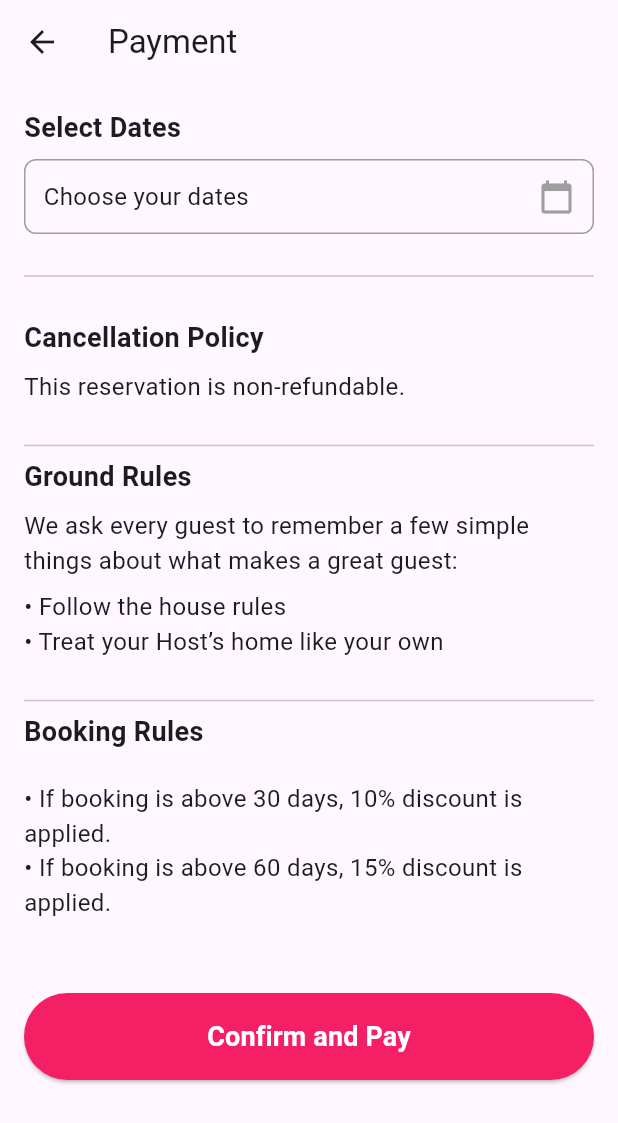
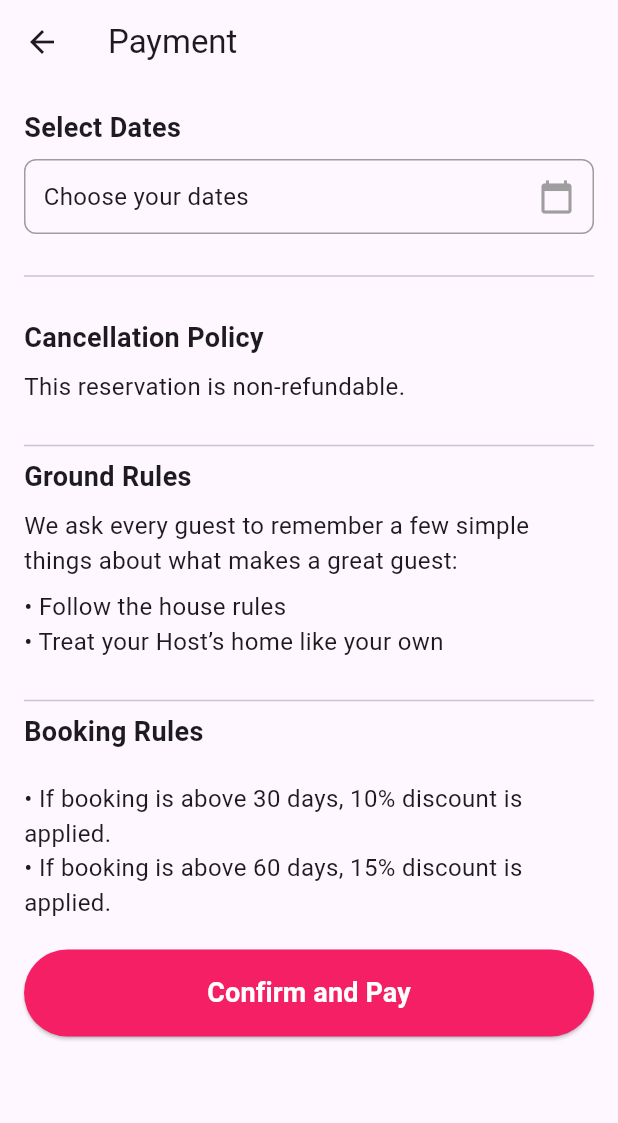
Before and after one commit to chinmaykatdare05/Real-Estate-Immersion, a Flutter app: the PaymentScreen screen opened directly with empty values, on a phone screen of 412 x 824 dp. Shown: the top 1123 px of the screen. Run offline on Flutter 3.47's test engine with Material 3 defaults, Android fonts, the phone set to English and light mode, and no system bars; our stand-ins replace cloud_firestore, dio, firebase_auth, firebase_core, fluttertoast, font_awesome_flutter and 3 more; missing offline and left inert: android_intent_plus, model_viewer_plus; accounts and stored records are empty.

Commit message:
app ready for colloquium

```diff
--- a/lib/buyer/explore.dart
+++ b/lib/buyer/explore.dart
@@ -439,9 +439,7 @@ class _ExplorePageState extends State<ExplorePage> {
                                             end: Alignment.bottomRight,
                                           )
                                         : null,
-                                    color: isSelected
-                                      ? null
-                                      : Colors.white,
+                                    color: isSelected ? null : Colors.white,
                                     borderRadius: BorderRadius.circular(30),
                                     boxShadow: isSelected
                                         ? [
--- a/lib/buyer/payment.dart
+++ b/lib/buyer/payment.dart
@@ -97,6 +97,31 @@ class _PaymentScreenState extends State<PaymentScreen> {
           child: Column(
             crossAxisAlignment: CrossAxisAlignment.start,
             children: [
+              _buildDateSelectionSection(context),
+              const SizedBox(height: 20),
+              if (selectedDates != null) _buildPriceDetailsSection(),
+              const Divider(),
+              const SizedBox(height: 20),
+              _buildCancellationPolicySection(),
+              const SizedBox(height: 20),
+              const Divider(),
+              _buildGroundRulesSection(),
+              const SizedBox(height: 20),
+              const Divider(),
+              _buildBookingRulesSection(),
+              const SizedBox(height: 20),
+              _buildConfirmButton(context),
+            ],
+          ),
+        ),
+      ),
+    );
+  }
+
+  Widget _buildDateSelectionSection(BuildContext context) {
+    return Column(
+      crossAxisAlignment: CrossAxisAlignment.start,
+      children: [
         const Text(
           'Select Dates',
           style: TextStyle(fontSize: 18, fontWeight: FontWeight.bold),
@@ -124,15 +149,17 @@ class _PaymentScreenState extends State<PaymentScreen> {
             ),
           ),
         ),
-              const SizedBox(height: 20),
-              if (selectedDates != null)
-                Column(
+      ],
+    );
+  }
+
+  Widget _buildPriceDetailsSection() {
+    return Column(
       crossAxisAlignment: CrossAxisAlignment.start,
       children: [
         const Text(
           'Price Details',
-                      style:
-                          TextStyle(fontSize: 18, fontWeight: FontWeight.bold),
+          style: TextStyle(fontSize: 18, fontWeight: FontWeight.bold),
         ),
         const SizedBox(height: 8),
         Row(
@@ -144,8 +171,7 @@ class _PaymentScreenState extends State<PaymentScreen> {
             ),
             Text(
               '₹${getSubtotal().toStringAsFixed(2)}',
-                          style: const TextStyle(
-                              fontSize: 16, fontWeight: FontWeight.bold),
+              style: const TextStyle(fontSize: 16, fontWeight: FontWeight.bold),
             ),
           ],
         ),
@@ -157,8 +183,7 @@ class _PaymentScreenState extends State<PaymentScreen> {
               const Text(
                 'Long Stay Discount (40%)',
                 style: TextStyle(
-                                fontSize: 16,
-                                color: Color.fromARGB(255, 14, 16, 14)),
+                    fontSize: 16, color: Color.fromARGB(255, 14, 16, 14)),
               ),
               Text(
                 '- ₹${getLongStayDiscount().toStringAsFixed(2)}',
@@ -178,8 +203,7 @@ class _PaymentScreenState extends State<PaymentScreen> {
               Text(
                 'Additional Discount (${(getDiscount() * 100).toInt()}%)',
                 style: const TextStyle(
-                                fontSize: 16,
-                                color: Color.fromARGB(255, 11, 14, 11)),
+                    fontSize: 16, color: Color.fromARGB(255, 11, 14, 11)),
               ),
               Text(
                 '- ₹${getDiscountAmount().toStringAsFixed(2)}',
@@ -197,12 +221,11 @@ class _PaymentScreenState extends State<PaymentScreen> {
           Row(
             mainAxisAlignment: MainAxisAlignment.spaceBetween,
             children: [
-                          const Text('Taxes (18%)',
-                              style: TextStyle(fontSize: 16)),
+              const Text('Taxes (18%)', style: TextStyle(fontSize: 16)),
               Text(
                 '₹${getTaxes().toStringAsFixed(2)}',
-                            style: const TextStyle(
-                                fontSize: 16, fontWeight: FontWeight.bold),
+                style:
+                    const TextStyle(fontSize: 16, fontWeight: FontWeight.bold),
               ),
             ],
           ),
@@ -212,10 +235,11 @@ class _PaymentScreenState extends State<PaymentScreen> {
           Row(
             mainAxisAlignment: MainAxisAlignment.spaceBetween,
             children: [
-                          const Text('Platform Fees (0.50% or ₹20)',
+              const Text(
+                'Platform Fees (0.50% or ₹20)',
                 style: TextStyle(
-                                  fontSize: 16,
-                                  color: Color.fromARGB(255, 14, 14, 14))),
+                    fontSize: 16, color: Color.fromARGB(255, 14, 14, 14)),
+              ),
               Text(
                 '₹${getPlatformFees().toStringAsFixed(2)}',
                 style: const TextStyle(
@@ -230,80 +254,88 @@ class _PaymentScreenState extends State<PaymentScreen> {
         Row(
           mainAxisAlignment: MainAxisAlignment.spaceBetween,
           children: [
-                        const Text('Total (INR)',
-                            style: TextStyle(
-                                fontSize: 18, fontWeight: FontWeight.bold)),
+            const Text(
+              'Total (INR)',
+              style: TextStyle(fontSize: 18, fontWeight: FontWeight.bold),
+            ),
             Text(
               '₹${getTotalAmount().toStringAsFixed(2)}',
-                          style: const TextStyle(
-                              fontSize: 18, fontWeight: FontWeight.bold),
+              style: const TextStyle(fontSize: 18, fontWeight: FontWeight.bold),
             ),
           ],
         ),
       ],
-                ),
-              const Divider(),
-              const SizedBox(height: 20),
-              const Text(
+    );
+  }
+
+  Widget _buildCancellationPolicySection() {
+    return const Column(
+      crossAxisAlignment: CrossAxisAlignment.start,
+      children: [
+        Text(
           'Cancellation Policy',
           style: TextStyle(fontSize: 18, fontWeight: FontWeight.bold),
         ),
-              const SizedBox(height: 8),
-              const Text(
+        SizedBox(height: 8),
+        Text(
           'This reservation is non-refundable.',
           style: TextStyle(fontSize: 16),
         ),
-              const SizedBox(height: 20),
-              const Divider(),
-              const Text(
+      ],
+    );
+  }
+
+  Widget _buildGroundRulesSection() {
+    return const Column(
+      crossAxisAlignment: CrossAxisAlignment.start,
+      children: [
+        Text(
           'Ground Rules',
           style: TextStyle(fontSize: 18, fontWeight: FontWeight.bold),
         ),
-              const SizedBox(height: 8),
-              const Text(
+        SizedBox(height: 8),
+        Text(
           'We ask every guest to remember a few simple things about what makes a great guest:',
           style: TextStyle(fontSize: 16),
         ),
-              const SizedBox(height: 8),
-              const Text('• Follow the house rules',
+        SizedBox(height: 8),
+        Text('• Follow the house rules', style: TextStyle(fontSize: 16)),
+        Text('• Treat your Host’s home like your own',
             style: TextStyle(fontSize: 16)),
-              const Text('• Treat your Host’s home like your own',
-                  style: TextStyle(fontSize: 16)),
-              const SizedBox(height: 20),
-              const Divider(),
-              const Text(
+      ],
+    );
+  }
+
+  Widget _buildBookingRulesSection() {
+    return const Column(
+      crossAxisAlignment: CrossAxisAlignment.start,
+      children: [
+        Text(
           'Booking Rules',
           style: TextStyle(fontSize: 18, fontWeight: FontWeight.bold),
         ),
-              const SizedBox(height: 20),
-              const Text(
+        SizedBox(height: 20),
+        Text(
           '• If booking is above 30 days, 10% discount is applied.',
           style: TextStyle(fontSize: 16),
         ),
-              const Text(
+        Text(
           '• If booking is above 60 days, 15% discount is applied.',
           style: TextStyle(fontSize: 16),
         ),
-              const SizedBox(height: 0),
-              const Text(
-                '',
-                style: TextStyle(fontSize: 18, fontWeight: FontWeight.bold),
-              ),
-              const SizedBox(height: 0),
-              const Text(
-                '',
-                style: TextStyle(fontSize: 16),
-              ),
-              const SizedBox(height: 0),
-              SizedBox(
+      ],
+    );
+  }
+
+  Widget _buildConfirmButton(BuildContext context) {
+    return SizedBox(
       width: double.infinity,
       child: ElevatedButton(
         onPressed: () {
           if (selectedDates == null) {
             ScaffoldMessenger.of(context).showSnackBar(
               const SnackBar(
-                          content:
-                              Text('Please select dates before proceeding.'),
+                content: Text('Please select dates before proceeding.'),
                 backgroundColor: Colors.red,
               ),
             );
@@ -318,14 +350,7 @@ class _PaymentScreenState extends State<PaymentScreen> {
         child: const Text(
           'Confirm and Pay',
           style: TextStyle(
-                        fontSize: 18,
-                        fontWeight: FontWeight.bold,
-                        color: Colors.white),
-                  ),
-                ),
-              ),
-            ],
-          ),
+              fontSize: 18, fontWeight: FontWeight.bold, color: Colors.white),
         ),
       ),
     );
--- a/lib/profile.dart
+++ b/lib/profile.dart
@@ -81,9 +81,9 @@ class _ProfileState extends State<Profile> {
                         Container(
                           width: 70,
                           height: 70,
-                          decoration: BoxDecoration(
+                          decoration: const BoxDecoration(
                             shape: BoxShape.circle,
-                            gradient: const LinearGradient(
+                            gradient: LinearGradient(
                               colors: [
                                 Color.fromARGB(255, 248, 6, 6),
                                 Color.fromARGB(255, 240, 102, 102)
```
Also changed, not shown: lib/auth/forgot_password.dart (+10 -5 lines), lib/auth/signin.dart (+10 -11 lines), lib/auth/signup.dart (+14 -17 lines), lib/buyer/home_details.dart (+123 -127 lines), lib/seller/dashboard.dart (+30 -23 lines), lib/seller/storage_methods.dart (deleted, +0 -22 lines). Lines whose indentation alone changed are shown as unchanged.
